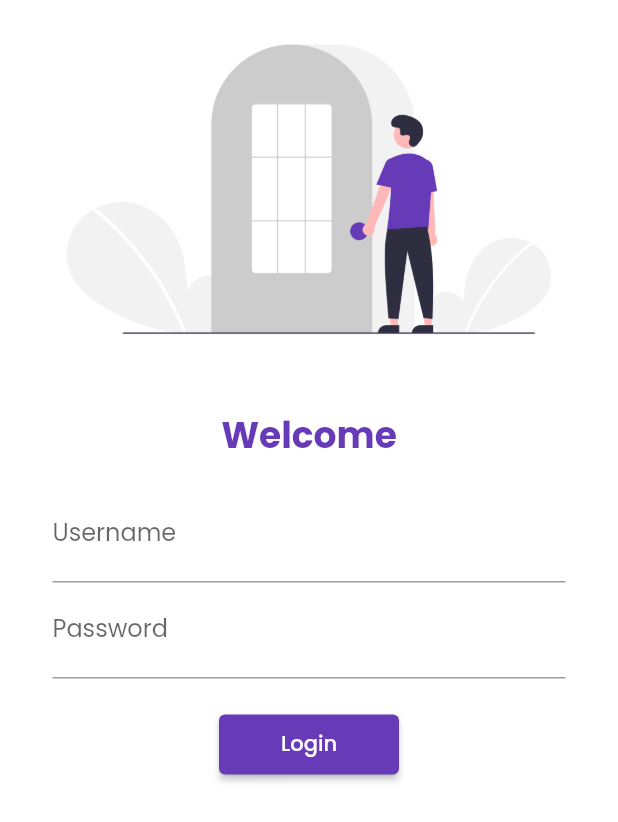
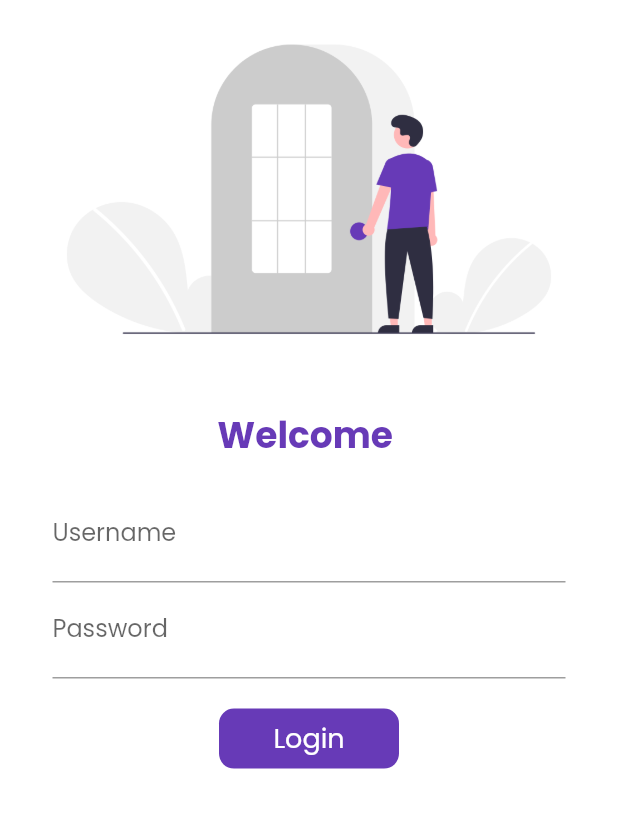
Before and after one commit to yashh1711/catalogue, a Flutter app: the screen it shows after launch, on a phone screen of 412 x 824 dp. Shown: the top 822 px of the screen. Run offline on Flutter 3.47's test engine with Material 2 defaults, Android fonts, the phone set to English and light mode, and no system bars; our stand-ins replace google_fonts.

Commit message:
day 6and7 completed

```diff
--- a/lib/pages/home_page.dart
+++ b/lib/pages/home_page.dart
@@ -5,7 +5,7 @@
 
   @override
   Widget build(BuildContext context) {
-    int days = 5;
+    int days = 6;
     return Scaffold(
       appBar: AppBar(
         title: const Text('Catalogue'),
--- a/lib/pages/login_page.dart
+++ b/lib/pages/login_page.dart
@@ -1,9 +1,16 @@
 import 'package:catalogue_30_days/utils/routes.dart';
 import 'package:flutter/material.dart';
 
-class LoginPage extends StatelessWidget {
+class LoginPage extends StatefulWidget {
   const LoginPage({super.key});
 
+  @override
+  State<LoginPage> createState() => _LoginPageState();
+}
+
+class _LoginPageState extends State<LoginPage> {
+  String name = "";
+  bool changeButton = false;
   @override
   Widget build(BuildContext context) {
     return Material(
@@ -16,9 +23,9 @@
               const SizedBox(
                 height: 20,
               ),
-              const Text(
-                'Welcome',
-                style: TextStyle(
+              Text(
+                'Welcome $name',
+                style: const TextStyle(
                   fontSize: 24,
                   fontWeight: FontWeight.bold,
                   color: Colors.deepPurple,
@@ -34,6 +41,10 @@
                         hintText: "Enter Username",
                         label: Text('Username'),
                       ),
+                      onChanged: (value) {
+                        name = value;
+                        setState(() {});
+                      },
                     ),
                     TextFormField(
                       obscureText: true,
@@ -45,15 +56,48 @@
                     const SizedBox(
                       height: 20,
                     ),
-                    ElevatedButton(
-                      onPressed: () {
+                    InkWell(
+                      onTap: () async {
+                        setState(() {
+                          changeButton = true;
+                        });
+
+                        await Future.delayed(const Duration(seconds: 1));
                         Navigator.pushNamed(context, MyRoutes.homeRoute);
                       },
-                      style: TextButton.styleFrom(
-                        minimumSize: const Size(120, 40),
+                      child: AnimatedContainer(
+                        duration: const Duration(seconds: 1),
+                        height: 40,
+                        width: changeButton ? 40 : 120,
+                        alignment: Alignment.center,
+                        decoration: BoxDecoration(
+                          color: Colors.deepPurple,
+                          borderRadius:
+                              BorderRadius.circular(changeButton ? 40 : 10),
+                        ),
+                        child: changeButton
+                            ? const Icon(
+                                Icons.done,
+                                color: Colors.white,
+                              )
+                            : const Text(
+                                'Login',
+                                style: TextStyle(
+                                  fontSize: 18,
+                                  color: Colors.white,
+                                ),
+                              ),
                       ),
-                      child: const Text('Login'),
                     ),
+                    // ElevatedButton(
+                    //   onPressed: () {
+                    //
+                    //   },
+                    //   style: TextButton.styleFrom(
+                    //     minimumSize: const Size(120, 40),
+                    //   ),
+                    //   child: const Text('Login'),
+                    // ),
                   ],
                 ),
               ),
```
